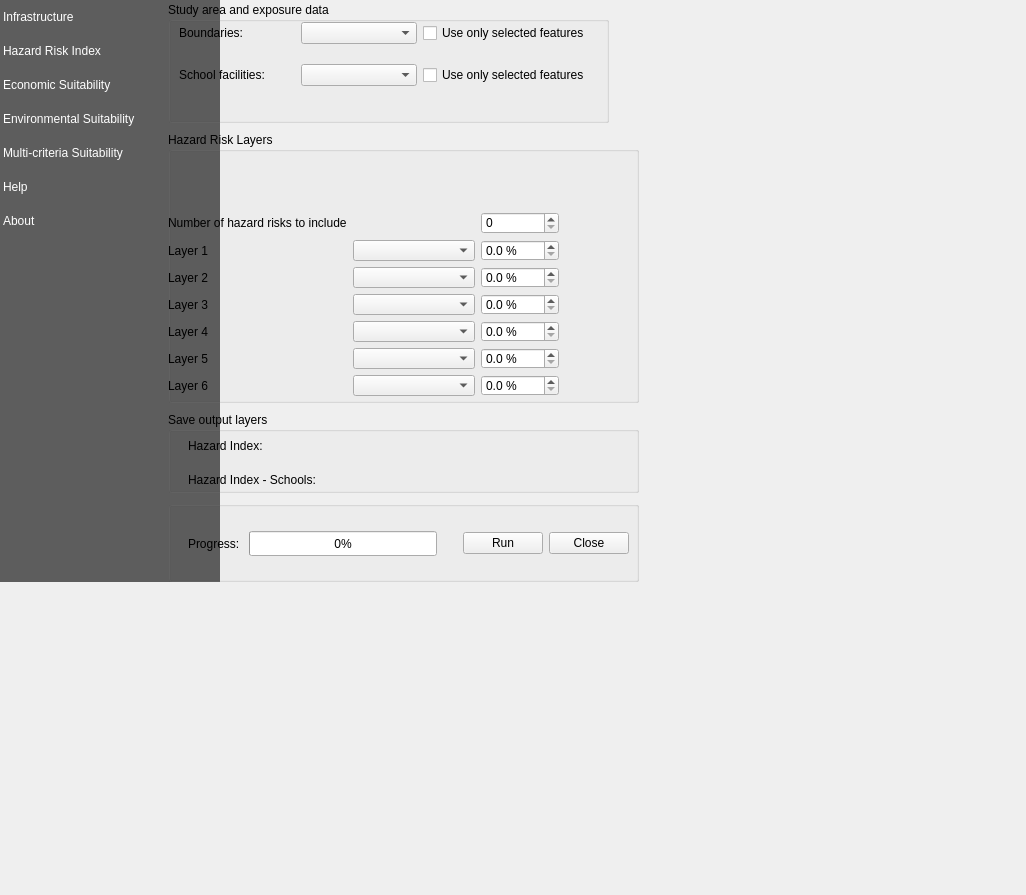
Qt form rasterriskassessmentplugin/resources/ui/main_dialog.ui (iiepdev/mcda-plugin) before a commit.
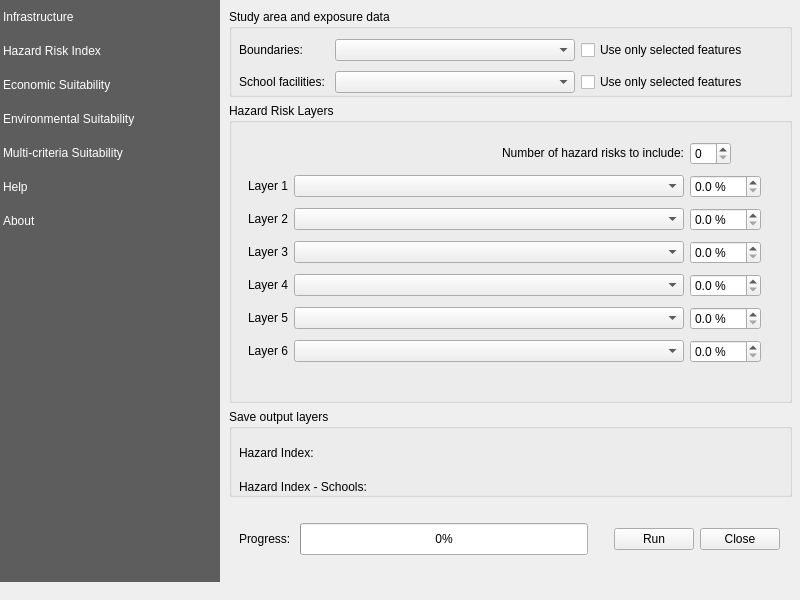
The same form after that commit. The open tabs and pages were chosen to show the change. Custom widgets are drawn as their Qt base class.

Commit message: Try to lay out hri panel

```diff
--- a/rasterriskassessmentplugin/resources/ui/main_dialog.ui
+++ b/rasterriskassessmentplugin/resources/ui/main_dialog.ui
@@ -5,14 +5,29 @@
   <property name="windowModality">
    <enum>Qt::WindowModal</enum>
   </property>
+  <property name="enabled">
+   <bool>true</bool>
+  </property>
   <property name="geometry">
    <rect>
     <x>0</x>
     <y>0</y>
-    <width>1026</width>
-    <height>895</height>
+    <width>800</width>
+    <height>600</height>
    </rect>
   </property>
+  <property name="minimumSize">
+   <size>
+    <width>800</width>
+    <height>600</height>
+   </size>
+  </property>
+  <property name="maximumSize">
+   <size>
+    <width>800</width>
+    <height>600</height>
+   </size>
+  </property>
   <property name="windowTitle">
    <string>Raster Risk Assessment Plugin</string>
   </property>
@@ -21,7 +36,7 @@
     <rect>
      <x>0</x>
      <y>0</y>
-     <width>200</width>
+     <width>220</width>
      <height>582</height>
     </rect>
    </property>
@@ -116,10 +131,10 @@
   <widget class="QStackedWidget" name="stacked_widget">
    <property name="geometry">
     <rect>
-     <x>158</x>
-     <y>2</y>
-     <width>641</width>
-     <height>641</height>
+     <x>220</x>
+     <y>0</y>
+     <width>581</width>
+     <height>600</height>
     </rect>
    </property>
    <property name="currentIndex">
@@ -433,14 +448,20 @@
     </widget>
    </widget>
    <widget class="QWidget" name="hazard_risk_index">
-    <widget class="QgsCollapsibleGroupBox" name="mGroupBox_areaExposure">
-     <property name="geometry">
-      <rect>
-       <x>10</x>
-       <y>0</y>
-       <width>441</width>
-       <height>121</height>
-      </rect>
+    <layout class="QVBoxLayout" name="hazard_risk_vlayout">
+     <item>
+      <widget class="QGroupBox" name="mGroupBox_areaExposure">
+       <property name="sizePolicy">
+        <sizepolicy hsizetype="MinimumExpanding" vsizetype="Fixed">
+         <horstretch>0</horstretch>
+         <verstretch>0</verstretch>
+        </sizepolicy>
+       </property>
+       <property name="maximumSize">
+        <size>
+         <width>16777215</width>
+         <height>100</height>
+        </size>
      </property>
      <property name="title">
       <string>Study area and exposure data</string>
@@ -448,42 +469,30 @@
      <widget class="QWidget" name="layoutWidget">
       <property name="geometry">
        <rect>
-        <x>11</x>
-        <y>20</y>
-        <width>411</width>
-        <height>64</height>
+          <x>10</x>
+          <y>30</y>
+          <width>541</width>
+          <height>79</height>
        </rect>
       </property>
       <layout class="QGridLayout" name="gridLayout_6">
+         <property name="sizeConstraint">
+          <enum>QLayout::SetFixedSize</enum>
+         </property>
        <property name="horizontalSpacing">
         <number>6</number>
        </property>
        <property name="verticalSpacing">
-        <number>20</number>
-       </property>
-       <item row="1" column="0">
-        <widget class="QLabel" name="label_2">
-         <property name="text">
-          <string>School facilities: </string>
-         </property>
-        </widget>
-       </item>
-       <item row="0" column="0">
-        <widget class="QLabel" name="label_pointlayer">
-         <property name="text">
-          <string>Boundaries: </string>
-         </property>
-        </widget>
-       </item>
+          <number>10</number>
+         </property>
        <item row="0" column="2">
         <widget class="QCheckBox" name="hri_chck_bx_use_selected_boundary">
-         <property name="text">
-          <string>Use only selected features</string>
-         </property>
-        </widget>
-       </item>
-       <item row="1" column="2">
-        <widget class="QCheckBox" name="hri_chck_bx_use_selected_schools">
+           <property name="sizePolicy">
+            <sizepolicy hsizetype="Fixed" vsizetype="Fixed">
+             <horstretch>0</horstretch>
+             <verstretch>0</verstretch>
+            </sizepolicy>
+           </property>
          <property name="text">
           <string>Use only selected features</string>
          </property>
@@ -491,29 +500,98 @@
        </item>
        <item row="0" column="1">
         <widget class="QgsMapLayerComboBox" name="hri_map_layer_cmb_bx_boundaries">
-         <property name="allowEmptyLayer">
+           <property name="sizePolicy">
+            <sizepolicy hsizetype="MinimumExpanding" vsizetype="Fixed">
+             <horstretch>0</horstretch>
+             <verstretch>0</verstretch>
+            </sizepolicy>
+           </property>
+           <property name="minimumSize">
+            <size>
+             <width>240</width>
+             <height>0</height>
+            </size>
+           </property>
+           <property name="allowEmptyLayer" stdset="0">
           <bool>true</bool>
          </property>
         </widget>
        </item>
+         <item row="1" column="2">
+          <widget class="QCheckBox" name="hri_chck_bx_use_selected_schools">
+           <property name="sizePolicy">
+            <sizepolicy hsizetype="Fixed" vsizetype="Fixed">
+             <horstretch>0</horstretch>
+             <verstretch>0</verstretch>
+            </sizepolicy>
+           </property>
+           <property name="text">
+            <string>Use only selected features</string>
+           </property>
+          </widget>
+         </item>
+         <item row="1" column="0">
+          <widget class="QLabel" name="label_2">
+           <property name="sizePolicy">
+            <sizepolicy hsizetype="Fixed" vsizetype="Fixed">
+             <horstretch>0</horstretch>
+             <verstretch>0</verstretch>
+            </sizepolicy>
+           </property>
+           <property name="text">
+            <string>School facilities: </string>
+           </property>
+          </widget>
+         </item>
        <item row="1" column="1">
         <widget class="QgsMapLayerComboBox" name="hri_map_layer_cmb_bx_schools">
-         <property name="allowEmptyLayer">
+           <property name="sizePolicy">
+            <sizepolicy hsizetype="MinimumExpanding" vsizetype="Fixed">
+             <horstretch>0</horstretch>
+             <verstretch>0</verstretch>
+            </sizepolicy>
+           </property>
+           <property name="minimumSize">
+            <size>
+             <width>240</width>
+             <height>0</height>
+            </size>
+           </property>
+           <property name="allowEmptyLayer" stdset="0">
           <bool>true</bool>
          </property>
         </widget>
        </item>
+         <item row="0" column="0">
+          <widget class="QLabel" name="label_pointlayer">
+           <property name="sizePolicy">
+            <sizepolicy hsizetype="Fixed" vsizetype="Fixed">
+             <horstretch>0</horstretch>
+             <verstretch>0</verstretch>
+            </sizepolicy>
+           </property>
+           <property name="text">
+            <string>Boundaries: </string>
+           </property>
+          </widget>
+         </item>
       </layout>
      </widget>
     </widget>
-    <widget class="QgsCollapsibleGroupBox" name="groupbox_rasters">
-     <property name="geometry">
-      <rect>
-       <x>10</x>
-       <y>130</y>
-       <width>471</width>
-       <height>271</height>
-      </rect>
+     </item>
+     <item>
+      <widget class="QGroupBox" name="groupbox_rasters">
+       <property name="sizePolicy">
+        <sizepolicy hsizetype="MinimumExpanding" vsizetype="Fixed">
+         <horstretch>0</horstretch>
+         <verstretch>0</verstretch>
+        </sizepolicy>
+       </property>
+       <property name="minimumSize">
+        <size>
+         <width>0</width>
+         <height>300</height>
+        </size>
      </property>
      <property name="title">
       <string>Hazard Risk Layers</string>
@@ -521,25 +599,68 @@
      <widget class="QWidget" name="layoutWidget">
       <property name="geometry">
        <rect>
-        <x>0</x>
-        <y>80</y>
-        <width>391</width>
-        <height>184</height>
+          <x>10</x>
+          <y>30</y>
+          <width>541</width>
+          <height>280</height>
        </rect>
       </property>
       <layout class="QGridLayout" name="hri_risk_layer_gridlayout">
-       <item row="0" column="0">
+         <property name="sizeConstraint">
+          <enum>QLayout::SetFixedSize</enum>
+         </property>
+         <property name="leftMargin">
+          <number>9</number>
+         </property>
+         <property name="topMargin">
+          <number>9</number>
+         </property>
+         <property name="rightMargin">
+          <number>9</number>
+         </property>
+         <property name="bottomMargin">
+          <number>9</number>
+         </property>
+         <property name="horizontalSpacing">
+          <number>6</number>
+         </property>
+         <property name="verticalSpacing">
+          <number>10</number>
+         </property>
+         <item row="0" column="1">
         <widget class="QLabel" name="hri_label_number_of_hazards">
+           <property name="sizePolicy">
+            <sizepolicy hsizetype="Preferred" vsizetype="Fixed">
+             <horstretch>0</horstretch>
+             <verstretch>0</verstretch>
+            </sizepolicy>
+           </property>
          <property name="text">
-          <string>Number of hazard risks to include</string>
+            <string>Number of hazard risks to include:</string>
+           </property>
+           <property name="alignment">
+            <set>Qt::AlignRight|Qt::AlignTrailing|Qt::AlignVCenter</set>
          </property>
         </widget>
        </item>
        <item row="0" column="2">
-        <widget class="QgsSpinBox" name="hri_spn_bx_number_of_hazards"/>
+          <widget class="QgsSpinBox" name="hri_spn_bx_number_of_hazards">
+           <property name="sizePolicy">
+            <sizepolicy hsizetype="Fixed" vsizetype="Fixed">
+             <horstretch>0</horstretch>
+             <verstretch>0</verstretch>
+            </sizepolicy>
+           </property>
+          </widget>
        </item>
        <item row="1" column="0">
         <widget class="QLabel" name="hri_raster_layer_label_1">
+           <property name="sizePolicy">
+            <sizepolicy hsizetype="Fixed" vsizetype="Fixed">
+             <horstretch>0</horstretch>
+             <verstretch>0</verstretch>
+            </sizepolicy>
+           </property>
          <property name="text">
           <string>Layer 1</string>
          </property>
@@ -547,10 +668,28 @@
        </item>
        <item row="1" column="1">
         <widget class="QgsMapLayerComboBox" name="hri_raster_layer_cb_1">
+           <property name="sizePolicy">
+            <sizepolicy hsizetype="MinimumExpanding" vsizetype="Fixed">
+             <horstretch>0</horstretch>
+             <verstretch>0</verstretch>
+            </sizepolicy>
+           </property>
+           <property name="minimumSize">
+            <size>
+             <width>390</width>
+             <height>0</height>
+            </size>
+           </property>
         </widget>
        </item>
        <item row="1" column="2">
         <widget class="QgsDoubleSpinBox" name="hri_raster_layer_dspnb_1">
+           <property name="sizePolicy">
+            <sizepolicy hsizetype="Fixed" vsizetype="Fixed">
+             <horstretch>0</horstretch>
+             <verstretch>0</verstretch>
+            </sizepolicy>
+           </property>
          <property name="maximumSize">
           <size>
            <width>78</width>
@@ -564,15 +703,21 @@
           <number>1</number>
          </property>
          <property name="minimum">
-          <number>0</number>
+            <double>0.000000000000000</double>
          </property>
          <property name="maximum">
-          <number>100</number>
+            <double>100.000000000000000</double>
          </property>
         </widget>
        </item>
        <item row="2" column="0">
         <widget class="QLabel" name="hri_raster">
+           <property name="sizePolicy">
+            <sizepolicy hsizetype="Fixed" vsizetype="Fixed">
+             <horstretch>0</horstretch>
+             <verstretch>0</verstretch>
+            </sizepolicy>
+           </property>
          <property name="text">
           <string>Layer 2</string>
          </property>
@@ -580,10 +725,28 @@
        </item>
        <item row="2" column="1">
         <widget class="QgsMapLayerComboBox" name="hri_raster_layer_cb_2">
+           <property name="sizePolicy">
+            <sizepolicy hsizetype="MinimumExpanding" vsizetype="Fixed">
+             <horstretch>0</horstretch>
+             <verstretch>0</verstretch>
+            </sizepolicy>
+           </property>
+           <property name="minimumSize">
+            <size>
+             <width>390</width>
+             <height>0</height>
+            </size>
+           </property>
         </widget>
        </item>
        <item row="2" column="2">
         <widget class="QgsDoubleSpinBox" name="hri_raster_layer_dspnb_2">
+           <property name="sizePolicy">
+            <sizepolicy hsizetype="Fixed" vsizetype="Fixed">
+             <horstretch>0</horstretch>
+             <verstretch>0</verstretch>
+            </sizepolicy>
+           </property>
          <property name="maximumSize">
           <size>
            <width>78</width>
@@ -597,15 +760,21 @@
           <number>1</number>
          </property>
          <property name="minimum">
-          <number>0</number>
+            <double>0.000000000000000</double>
          </property>
          <property name="maximum">
-          <number>100</number>
+            <double>100.000000000000000</double>
          </property>
         </widget>
        </item>
        <item row="3" column="0">
         <widget class="QLabel" name="hri_label_number_of_hazards">
+           <property name="sizePolicy">
+            <sizepolicy hsizetype="Fixed" vsizetype="Fixed">
+             <horstretch>0</horstretch>
+             <verstretch>0</verstretch>
+            </sizepolicy>
+           </property>
          <property name="text">
           <string>Layer 3</string>
          </property>
@@ -613,10 +782,28 @@
        </item>
        <item row="3" column="1">
         <widget class="QgsMapLayerComboBox" name="hri_raster_layer_cb_3">
+           <property name="sizePolicy">
+            <sizepolicy hsizetype="MinimumExpanding" vsizetype="Fixed">
+             <horstretch>0</horstretch>
+             <verstretch>0</verstretch>
+            </sizepolicy>
+           </property>
+           <property name="minimumSize">
+            <size>
+             <width>390</width>
+             <height>0</height>
+            </size>
+           </property>
         </widget>
        </item>
        <item row="3" column="2">
         <widget class="QgsDoubleSpinBox" name="hri_raster_layer_dspnb_3">
+           <property name="sizePolicy">
+            <sizepolicy hsizetype="Fixed" vsizetype="Fixed">
+             <horstretch>0</horstretch>
+             <verstretch>0</verstretch>
+            </sizepolicy>
+           </property>
          <property name="maximumSize">
           <size>
            <width>78</width>
@@ -630,15 +817,21 @@
           <number>1</number>
          </property>
          <property name="minimum">
-          <number>0</number>
+            <double>0.000000000000000</double>
          </property>
          <property name="maximum">
-          <number>100</number>
+            <double>100.000000000000000</double>
          </property>
         </widget>
        </item>
        <item row="4" column="0">
         <widget class="QLabel" name="hri_label_number_of_hazards">
+           <property name="sizePolicy">
+            <sizepolicy hsizetype="Fixed" vsizetype="Fixed">
+             <horstretch>0</horstretch>
+             <verstretch>0</verstretch>
+            </sizepolicy>
+           </property>
          <property name="text">
           <string>Layer 4</string>
          </property>
@@ -646,10 +839,28 @@
        </item>
        <item row="4" column="1">
         <widget class="QgsMapLayerComboBox" name="hri_raster_layer_cb_4">
+           <property name="sizePolicy">
+            <sizepolicy hsizetype="MinimumExpanding" vsizetype="Fixed">
+             <horstretch>0</horstretch>
+             <verstretch>0</verstretch>
+            </sizepolicy>
+           </property>
+           <property name="minimumSize">
+            <size>
+             <width>390</width>
+             <height>0</height>
+            </size>
+           </property>
         </widget>
        </item>
        <item row="4" column="2">
         <widget class="QgsDoubleSpinBox" name="hri_raster_layer_dspnb_4">
+           <property name="sizePolicy">
+            <sizepolicy hsizetype="Fixed" vsizetype="Fixed">
+             <horstretch>0</horstretch>
+             <verstretch>0</verstretch>
+            </sizepolicy>
+           </property>
          <property name="maximumSize">
           <size>
            <width>78</width>
@@ -663,15 +874,21 @@
           <number>1</number>
          </property>
          <property name="minimum">
-          <number>0</number>
+            <double>0.000000000000000</double>
          </property>
          <property name="maximum">
-          <number>100</number>
+            <double>100.000000000000000</double>
          </property>
         </widget>
        </item>
        <item row="5" column="0">
         <widget class="QLabel" name="hri_label_number_of_hazards">
+           <property name="sizePolicy">
+            <sizepolicy hsizetype="Fixed" vsizetype="Fixed">
+             <horstretch>0</horstretch>
+             <verstretch>0</verstretch>
+            </sizepolicy>
+           </property>
          <property name="text">
           <string>Layer 5</string>
          </property>
@@ -679,10 +896,28 @@
        </item>
        <item row="5" column="1">
         <widget class="QgsMapLayerComboBox" name="hri_raster_layer_cb_5">
+           <property name="sizePolicy">
+            <sizepolicy hsizetype="MinimumExpanding" vsizetype="Fixed">
+             <horstretch>0</horstretch>
+             <verstretch>0</verstretch>
+            </sizepolicy>
+           </property>
+           <property name="minimumSize">
+            <size>
+             <width>390</width>
+             <height>0</height>
+            </size>
+           </property>
         </widget>
        </item>
        <item row="5" column="2">
         <widget class="QgsDoubleSpinBox" name="hri_raster_layer_dspnb_5">
+           <property name="sizePolicy">
+            <sizepolicy hsizetype="Fixed" vsizetype="Fixed">
+             <horstretch>0</horstretch>
+             <verstretch>0</verstretch>
+            </sizepolicy>
+           </property>
          <property name="maximumSize">
           <size>
            <width>78</width>
@@ -696,15 +931,21 @@
           <number>1</number>
          </property>
          <property name="minimum">
-          <number>0</number>
+            <double>0.000000000000000</double>
          </property>
          <property name="maximum">
-          <number>100</number>
+            <double>100.000000000000000</double>
          </property>
         </widget>
        </item>
        <item row="6" column="0">
         <widget class="QLabel" name="hri_label_number_of_hazards">
+           <property name="sizePolicy">
+            <sizepolicy hsizetype="Fixed" vsizetype="Fixed">
+             <horstretch>0</horstretch>
+             <verstretch>0</verstretch>
+            </sizepolicy>
+           </property>
          <property name="text">
           <string>Layer 6</string>
          </property>
@@ -712,10 +953,28 @@
        </item>
        <item row="6" column="1">
         <widget class="QgsMapLayerComboBox" name="hri_raster_layer_cb_6">
+           <property name="sizePolicy">
+            <sizepolicy hsizetype="MinimumExpanding" vsizetype="Fixed">
+             <horstretch>0</horstretch>
+             <verstretch>0</verstretch>
+            </sizepolicy>
+           </property>
+           <property name="minimumSize">
+            <size>
+             <width>390</width>
+             <height>0</height>
+            </size>
+           </property>
         </widget>
        </item>
        <item row="6" column="2">
         <widget class="QgsDoubleSpinBox" name="hri_raster_layer_dspnb_6">
+           <property name="sizePolicy">
+            <sizepolicy hsizetype="Fixed" vsizetype="Fixed">
+             <horstretch>0</horstretch>
+             <verstretch>0</verstretch>
+            </sizepolicy>
+           </property>
          <property name="maximumSize">
           <size>
            <width>78</width>
@@ -729,24 +988,24 @@
           <number>1</number>
          </property>
          <property name="minimum">
-          <number>0</number>
+            <double>0.000000000000000</double>
          </property>
          <property name="maximum">
-          <number>100</number>
+            <double>100.000000000000000</double>
          </property>
         </widget>
        </item>
       </layout>
      </widget>
     </widget>
-    <widget class="QgsCollapsibleGroupBox" name="mGroupBox_output">
-     <property name="geometry">
-      <rect>
-       <x>10</x>
-       <y>410</y>
-       <width>471</width>
-       <height>81</height>
-      </rect>
+     </item>
+     <item>
+      <widget class="QGroupBox" name="mGroupBox_output">
+       <property name="maximumSize">
+        <size>
+         <width>16777215</width>
+         <height>100</height>
+        </size>
      </property>
      <property name="title">
       <string>Save output layers</string>
@@ -754,9 +1013,9 @@
      <widget class="QWidget" name="layoutWidget">
       <property name="geometry">
        <rect>
-        <x>20</x>
-        <y>20</y>
-        <width>431</width>
+          <x>10</x>
+          <y>30</y>
+          <width>541</width>
         <height>61</height>
        </rect>
       </property>
@@ -784,22 +1043,16 @@
       </layout>
      </widget>
     </widget>
-    <widget class="QgsCollapsibleGroupBox" name="mGroupBox_2">
-     <property name="geometry">
-      <rect>
-       <x>10</x>
-       <y>499</y>
-       <width>471</width>
-       <height>81</height>
-      </rect>
-     </property>
+     </item>
+     <item>
+      <widget class="QFrame" name="mFrame_2">
      <widget class="QWidget" name="horizontalLayoutWidget">
       <property name="geometry">
        <rect>
-        <x>20</x>
-        <y>30</y>
-        <width>441</width>
-        <height>25</height>
+          <x>10</x>
+          <y>20</y>
+          <width>541</width>
+          <height>32</height>
        </rect>
       </property>
       <layout class="QHBoxLayout" name="horizontalLayout_4">
@@ -856,6 +1109,8 @@
       </layout>
      </widget>
     </widget>
+     </item>
+    </layout>
    </widget>
    <widget class="QWidget" name="economic_suitability">
     <layout class="QVBoxLayout" name="verticalLayout_15">
```
Left out of the diff: 46 changed lines with no effect on the pictures. Lines whose indentation alone changed are shown as unchanged.
